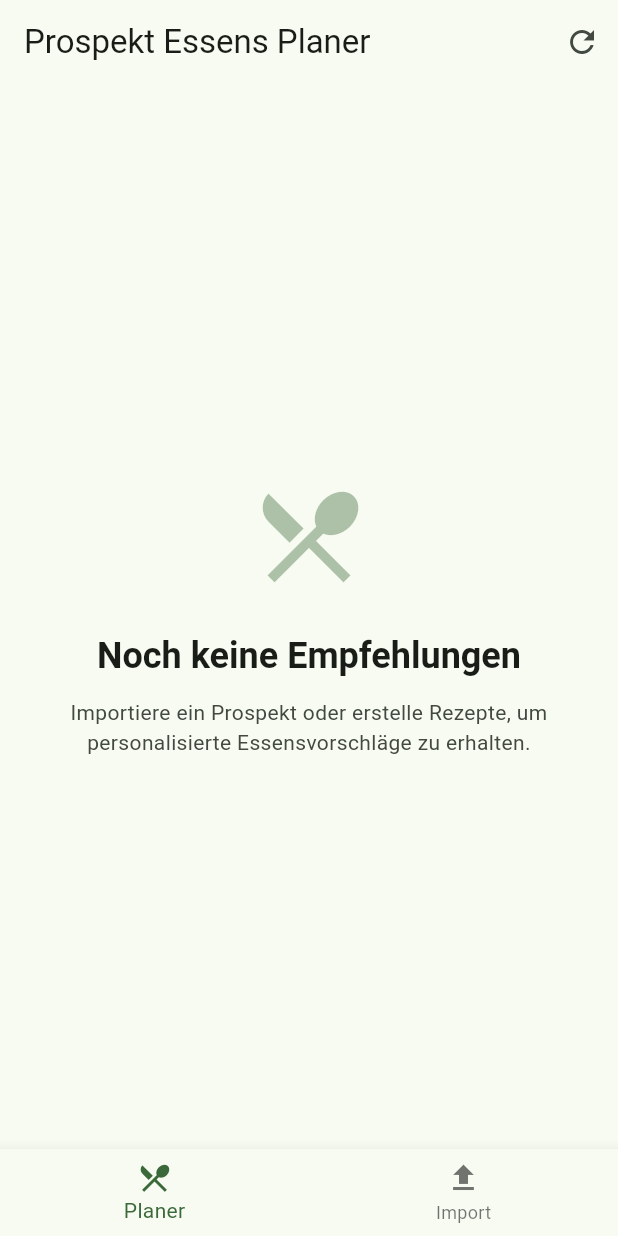
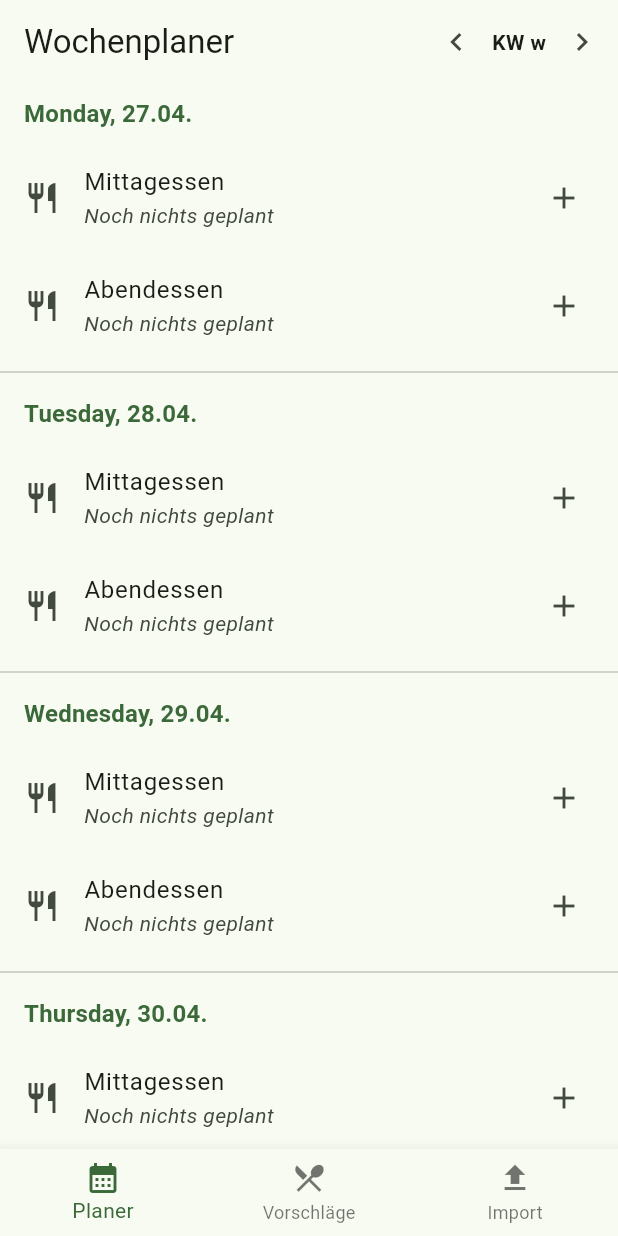
Before and after one commit to violen/prospekt-essens-planer, a Flutter app: the screen it shows after launch, on a phone screen of 412 x 824 dp. Run offline on Flutter 3.47's test engine with Material 3 defaults, Android fonts, the phone set to English and light mode, and no system bars; our stand-ins replace drift, file_picker, flutter_riverpod, image_picker; missing offline and left inert: google_mlkit_text_recognition, pdf_text, string_similarity; accounts and stored records are empty; generated files the repository leaves out were written again.

Commit message:
feat: implement initial weekly planner UI and scheduling logic

```diff
--- /dev/null
+++ b/apps/prospekt_essens_planer/lib/features/meal_planner/presentation/pages/weekly_planner_page.dart
@@ -0,0 +1,152 @@
+import 'package:flutter/material.dart';
+import 'package:flutter_riverpod/flutter_riverpod.dart';
+import 'package:intl/intl.dart';
+import 'package:prospekt_core/prospekt_core.dart';
+import '../../../../core/providers.dart';
+import '../controllers/weekly_planner_controller.dart';
+
+class WeeklyPlannerPage extends ConsumerWidget {
+  const WeeklyPlannerPage({super.key});
+
+  @override
+  Widget build(BuildContext context, WidgetRef ref) {
+    final state = ref.watch(weeklyPlannerControllerProvider);
+    final controller = ref.read(weeklyPlannerControllerProvider.notifier);
+
+    return Scaffold(
+      appBar: AppBar(
+        title: const Text('Wochenplaner'),
+        actions: [
+          IconButton(
+            icon: const Icon(Icons.chevron_left),
+            onPressed: () => controller.previousWeek(),
+          ),
+          Center(
+            child: Text(
+              'KW ${DateFormat('w').format(state.selectedWeekStart)}',
+              style: const TextStyle(fontWeight: FontWeight.bold),
+            ),
+          ),
+          IconButton(
+            icon: const Icon(Icons.chevron_right),
+            onPressed: () => controller.nextWeek(),
+          ),
+        ],
+      ),
+      body: state.isLoading
+          ? const Center(child: CircularProgressIndicator())
+          : ListView.builder(
+              itemCount: 7,
+              itemBuilder: (context, index) {
+                final date = state.selectedWeekStart.add(Duration(days: index));
+                return _DaySection(date: date);
+              },
+            ),
+    );
+  }
+}
+
+class _DaySection extends StatelessWidget {
+  final DateTime date;
+
+  const _DaySection({required this.date, super.key});
+
+  @override
+  Widget build(BuildContext context) {
+    return Column(
+      crossAxisAlignment: CrossAxisAlignment.start,
+      children: [
+        Padding(
+          padding: const EdgeInsets.symmetric(horizontal: 16.0, vertical: 8.0),
+          child: Text(
+            DateFormat('EEEE, dd.MM.').format(date),
+            style: Theme.of(context).textTheme.titleMedium?.copyWith(
+                  color: Theme.of(context).colorScheme.primary,
+                  fontWeight: FontWeight.bold,
+                ),
+          ),
+        ),
+        _MealSlot(date: date, mealType: 'lunch', label: 'Mittagessen'),
+        _MealSlot(date: date, mealType: 'dinner', label: 'Abendessen'),
+        const Divider(),
+      ],
+    );
+  }
+}
+
+class _MealSlot extends ConsumerWidget {
+  final DateTime date;
+  final String mealType;
+  final String label;
+
+  const _MealSlot({
+    required this.date,
+    required this.mealType,
+    required this.label,
+  });
+
+  @override
+  Widget build(BuildContext context, WidgetRef ref) {
+    final state = ref.watch(weeklyPlannerControllerProvider);
+    final plan = state.getPlan(date, mealType);
+
+    return ListTile(
+      leading: const Icon(Icons.restaurant_outlined),
+      title: Text(label),
+      subtitle: plan != null
+          ? _MealPlanTitle(recipeId: plan.recipeId, customName: plan.customEntryName)
+          : const Text('Noch nichts geplant', style: TextStyle(fontStyle: FontStyle.italic)),
+      trailing: plan != null
+          ? IconButton(
+              icon: const Icon(Icons.close),
+              onPressed: () => ref.read(weeklyPlannerControllerProvider.notifier).removePlan(plan.id!),
+            )
+          : const Icon(Icons.add),
+      onTap: () => _showRecipePicker(context, ref, date, mealType),
+    );
+  }
+
+  void _showRecipePicker(BuildContext context, WidgetRef ref, DateTime date, String mealType) async {
+    final recipes = await ref.read(recipeRepositoryProvider).getAllRecipes();
+
+    if (context.mounted) {
+      showModalBottomSheet(
+        context: context,
+        builder: (context) => ListView.builder(
+          itemCount: recipes.length,
+          itemBuilder: (context, index) {
+            final recipe = recipes[index];
+            return ListTile(
+              title: Text(recipe.name),
+              onTap: () {
+                ref.read(weeklyPlannerControllerProvider.notifier).assignRecipe(date, mealType, recipe);
+                Navigator.pop(context);
+              },
+            );
+          },
+        ),
+      );
+    }
+  }
+}
+
+class _MealPlanTitle extends ConsumerWidget {
+  final int? recipeId;
+  final String? customName;
+
+  const _MealPlanTitle({this.recipeId, this.customName, super.key});
+
+  @override
+  Widget build(BuildContext context, WidgetRef ref) {
+    if (customName != null) return Text(customName!);
+    if (recipeId == null) return const Text('Unbekannt');
+
+    return FutureBuilder<Recipe>(
+      future: ref.read(recipeRepositoryProvider).getRecipeById(recipeId!),
+      builder: (context, snapshot) {
+        if (snapshot.hasData) return Text(snapshot.data!.name, style: const TextStyle(fontWeight: FontWeight.bold));
+        return const Text('Lade Rezept...');
+      },
+    );
+  }
+}
--- a/apps/prospekt_essens_planer/lib/main.dart
+++ b/apps/prospekt_essens_planer/lib/main.dart
@@ -5,6 +5,7 @@ import 'l10n/app_localizations.dart';
 import 'core/services/notification_service.dart';
 import 'features/brochure_ingestion/presentation/pages/brochure_ingestion_page.dart';
 import 'features/meal_planner/presentation/pages/meal_planner_page.dart';
+import 'features/meal_planner/presentation/pages/weekly_planner_page.dart';
 
 void main() {
   runApp(const ProviderScope(child: MyApp()));
@@ -47,6 +48,7 @@ class _MainNavigationShellState extends State<MainNavigationShell> {
   int _currentIndex = 0;
 
   final List<Widget> _pages = [
+    const WeeklyPlannerPage(),
     const MealPlannerPage(),
     const BrochureIngestionPage(),
   ];
@@ -60,8 +62,12 @@ class _MainNavigationShellState extends State<MainNavigationShell> {
         onTap: (index) => setState(() => _currentIndex = index),
         items: const [
           BottomNavigationBarItem(
+            icon: Icon(Icons.calendar_month),
+            label: 'Planer',
+          ),
+          BottomNavigationBarItem(
             icon: Icon(Icons.restaurant_menu),
-            label: 'Planer',
+            label: 'Vorschläge',
           ),
           BottomNavigationBarItem(
             icon: Icon(Icons.file_upload),
```
Also changed, not shown: apps/prospekt_essens_planer/lib/features/meal_planner/presentation/controllers/weekly_planner_controller.dart (added, +66 -0 lines), apps/prospekt_essens_planer/lib/features/meal_planner/presentation/controllers/weekly_planner_state.dart (added, +39 -0 lines), packages/prospekt_core/lib/entities/meal_plan.dart (+11 -5 lines), 1 other file.
